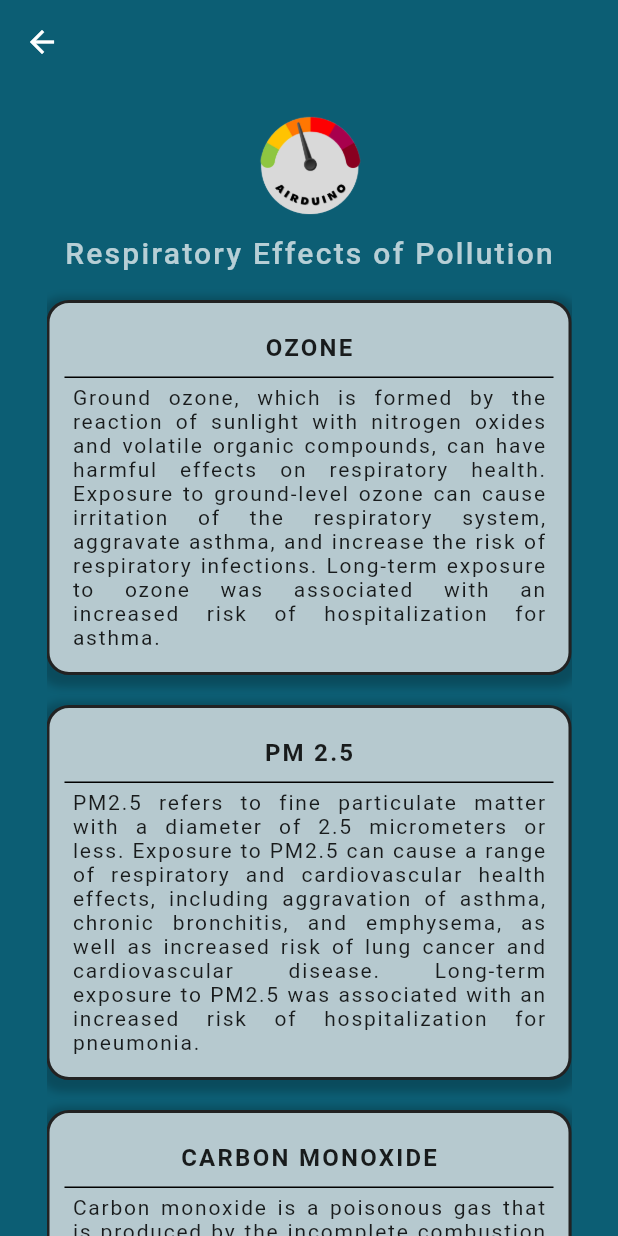
After one commit to reizucodes/airduino, a Flutter app: the moreInfo screen opened directly, on a phone screen of 412 x 824 dp. The commit adds this screen. Run offline on Flutter 3.47's test engine with Material 2 defaults, Android fonts, the phone set to English and light mode, and no system bars; our stand-ins replace cloud_firestore, firebase_core, shared_preferences; accounts and stored records are empty; network calls fail.

Commit message:
final defense revisions

```diff
--- /dev/null
+++ b/lib/dashboard/profile/infoBox.dart
@@ -0,0 +1,72 @@
+import 'package:flutter/material.dart';
+
+class InfoBox extends StatefulWidget {
+  Map data;
+  InfoBox({required this.data});
+  @override
+  State<InfoBox> createState() => InfoBoxState(data);
+}
+
+class InfoBoxState extends State<InfoBox> {
+  Map _data;
+  InfoBoxState(this._data);
+  @override
+  Widget build(BuildContext context) {
+    print(_data);
+    return Container(
+      padding: EdgeInsets.all(10),
+      margin: EdgeInsets.only(top: 10, bottom: 10),
+      //height: 300,
+      width: 350,
+      decoration: BoxDecoration(
+        border: Border.all(
+          color: Color.fromARGB(255, 34, 34, 34),
+          width: 2,
+        ),
+        boxShadow: [
+          BoxShadow(
+            color: Colors.black.withOpacity(0.2),
+            spreadRadius: 5,
+            blurRadius: 4,
+            offset: Offset(0, 3), // changes the position of the shadow
+          ),
+        ],
+        borderRadius: BorderRadius.circular(15.0),
+        color: Colors.white70,
+      ),
+      child: Column(
+        mainAxisAlignment: MainAxisAlignment.start,
+        children: [
+          Container(
+            padding: EdgeInsets.all(10),
+            child: Text(
+              _data['title'].toString().toUpperCase(),
+              style: TextStyle(
+                fontSize: 16,
+                fontWeight: FontWeight.w600,
+                letterSpacing: 1.5,
+              ),
+            ),
+          ),
+          Divider(
+            color: Colors.black,
+            height: 1,
+            thickness: 1,
+          ),
+          Container(
+            alignment: Alignment.center,
+            padding: EdgeInsets.all(5),
+            child: Text(
+              _data['description'].toString(),
+              textAlign: TextAlign.justify,
+              style: TextStyle(
+                fontSize: 14,
+                letterSpacing: 1.2,
+              ),
+            ),
+          ),
+        ],
+      ),
+    );
+  }
+}
--- /dev/null
+++ b/lib/dashboard/profile/moreInfo.dart
@@ -0,0 +1,85 @@
+import 'package:flutter/material.dart';
+import './infoBox.dart';
+
+class moreInfo extends StatefulWidget {
+  @override
+  State<moreInfo> createState() => moreInfoState();
+}
+
+class moreInfoState extends State<moreInfo> {
+  Map<dynamic, dynamic> info = {
+    'ozone': {
+      'title': 'Ozone',
+      'description':
+          'Ground ozone, which is formed by the reaction of sunlight with nitrogen oxides and volatile organic compounds, can have harmful effects on respiratory health. Exposure to ground-level ozone can cause irritation of the respiratory system, aggravate asthma, and increase the risk of respiratory infections. Long-term exposure to ozone was associated with an increased risk of hospitalization for asthma.',
+    },
+    'pm': {
+      'title': 'PM 2.5',
+      'description':
+          'PM2.5 refers to fine particulate matter with a diameter of 2.5 micrometers or less. Exposure to PM2.5 can cause a range of respiratory and cardiovascular health effects, including aggravation of asthma, chronic bronchitis, and emphysema, as well as increased risk of lung cancer and cardiovascular disease. Long-term exposure to PM2.5 was associated with an increased risk of hospitalization for pneumonia.',
+    },
+    'carbon': {
+      'title': 'Carbon Monoxide',
+      'description':
+          'Carbon monoxide is a poisonous gas that is produced by the incomplete combustion of fossil fuels. Exposure to high levels of carbon monoxide can be fatal, and even low levels can cause headaches, dizziness, nausea, and other symptoms. Exposure to carbon monoxide can exacerbate respiratory symptoms in people with pre-existing respiratory conditions, such as asthma and chronic obstructive pulmonary disease (COPD).',
+    },
+    'sulfur': {
+      'title': 'Sulfur Dioxide',
+      'description':
+          'Sulfur dioxide is a gas that is produced by the combustion of fossil fuels that contain sulfur. Exposure to sulfur dioxide can cause respiratory irritation, aggravation of asthma, and increased risk of respiratory infections. Long-term exposure to sulfur dioxide was associated with an increased risk of hospitalization for tuberculosis.',
+    },
+    'nitrogen': {
+      'title': 'Nitrogen Dioxide',
+      'description':
+          'Nitrogen dioxide is a gas that is produced by the combustion of fossil fuels at high temperatures. Exposure to nitrogen dioxide can cause respiratory irritation, aggravation of asthma, and increased risk of respiratory infections. Long-term exposure to nitrogen dioxide was associated with an increased risk of hospitalization for chronic bronchitis.',
+    },
+  };
+  @override
+  Widget build(BuildContext) {
+    return Scaffold(
+      backgroundColor: Color.fromARGB(255, 12, 94, 116),
+      appBar: AppBar(
+        elevation: 0,
+        automaticallyImplyLeading: false,
+        leading: IconButton(
+          icon: Icon(Icons.arrow_back),
+          onPressed: () {
+            Navigator.pop(context);
+          },
+        ),
+      ),
+      body: Center(
+          child: SingleChildScrollView(
+        child: Column(
+            mainAxisAlignment: MainAxisAlignment.center,
+            //crossAxisAlignment: CrossAxisAlignment.center,
+            children: [
+              Container(
+                child: Image.asset(
+                  'assets/images/logo.png',
+                  fit: BoxFit.fill,
+                  width: 11 * 7,
+                  height: 13 * 7,
+                ),
+              ),
+              Container(
+                margin: EdgeInsets.all(10),
+                child: Text(
+                  'Respiratory Effects of Pollution',
+                  style: TextStyle(
+                      fontSize: 20,
+                      color: Colors.white70,
+                      fontWeight: FontWeight.w500,
+                      letterSpacing: 1.5),
+                ),
+              ),
+              InfoBox(data: info['ozone']),
+              InfoBox(data: info['pm']),
+              InfoBox(data: info['carbon']),
+              InfoBox(data: info['sulfur']),
+              InfoBox(data: info['nitrogen']),
+            ]),
+      )),
+    );
+  }
+}
```
Also changed, not shown: lib/dashboard/mainDashboard.dart (+120 -29 lines).
